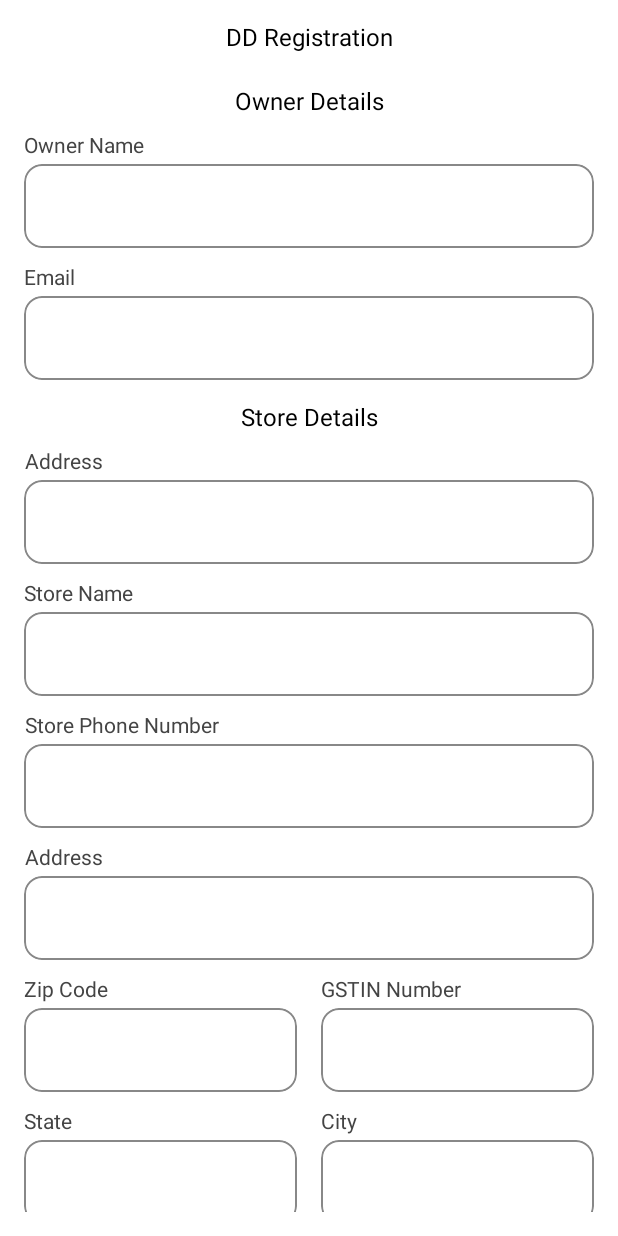
After one commit to lokeshrao/Snapbilling_DD, an Android app built with Jetpack Compose: the composable RegisterScreen called with empty values, on a phone screen of 412 x 824 dp. The commit adds this screen. Run offline under Robolectric (Android 15) with nearby library versions, the phone set to English and light mode, and no system bars; our stand-ins replace Dagger/Hilt's generated code.

Commit message:
added registration page

```diff
--- a/app/src/main/java/com/snapbizz/axis/navigation/NavHost.kt
+++ b/app/src/main/java/com/snapbizz/axis/navigation/NavHost.kt
@@ -6,6 +6,7 @@ import androidx.navigation.compose.composable
 import androidx.navigation.compose.rememberNavController
 import com.snapbizz.axis.HomeScreen
 import com.snapbizz.onboarding.registration.OtpScreen
+import com.snapbizz.onboarding.registration.RegisterScreen
 
 @Composable
 fun Navigation(startingDestination: Screen) {
@@ -13,12 +14,27 @@ fun Navigation(startingDestination: Screen) {
     var startingPage = startingDestination
     NavHost(navController = navController, startDestination = startingPage.route) {
         composable(Screen.OTP.route) {
-            OtpScreen()
+            OtpScreen(onNavigateToRegister = { userData ->
+                navController.navigate(Screen.REGISTER.route.replace("{userJson}", userData)) {
+                    popUpTo(Screen.OTP.route) { inclusive = true }
+                    launchSingleTop = true
+                }
+            })
         }
         composable(Screen.HOME.route) {
             HomeScreen {
                 navController.navigate(Screen.OTP.route)
             }
         }
+        composable(Screen.REGISTER.route) { backStackEntry ->
+            val userJson = backStackEntry.arguments?.getString("userJson")!!
+            RegisterScreen(userJson, onNavigateToLogin = {
+                navController.navigate(Screen.LOGIN.route) {
+                    popUpTo(Screen.REGISTER.route) { inclusive = true }
+                    launchSingleTop = true
+                    startingPage = Screen.LOGIN
+                }
+            })
+        }
     }
 }
--- a/onboarding/build.gradle.kts
+++ b/onboarding/build.gradle.kts
@@ -45,6 +45,7 @@ dependencies {
     implementation(libs.androidx.appcompat)
     implementation(libs.material)
     implementation(libs.androidx.runtime.android)
+    implementation(libs.androidx.foundation.android)
     testImplementation(libs.junit)
     androidTestImplementation(libs.androidx.junit)
     androidTestImplementation(libs.androidx.espresso.core)
--- a/onboarding/src/main/java/com/snapbizz/onboarding/OtpViewModel.kt
+++ b/onboarding/src/main/java/com/snapbizz/onboarding/OnBoardingViewModel.kt
@@ -6,16 +6,16 @@ import androidx.lifecycle.viewModelScope
 import com.snapbizz.core.utils.DispatcherProvider
 import com.snapbizz.core.utils.ResourceProvider
 import com.snapbizz.core.utils.SnapCommonUtils
+import com.snapbizz.onboarding.data.OnboardingRepositoryImpl
+import com.snapbizz.onboarding.data.StoreDetailsResponse
 import dagger.hilt.android.lifecycle.HiltViewModel
 import kotlinx.coroutines.flow.MutableStateFlow
 import kotlinx.coroutines.flow.StateFlow
 import kotlinx.coroutines.launch
-import retrofit2.Retrofit
 import javax.inject.Inject
 
 @HiltViewModel
-class OtpViewModel @Inject constructor(
-    private val retrofit: Lazy<Retrofit?>,
+class OnBoardingViewModel @Inject constructor(
     private val dispatcherProvider: DispatcherProvider,
     private val resourceProvider: ResourceProvider,
     val onBoardingRepo: OnboardingRepositoryImpl
@@ -160,6 +160,7 @@ class OtpViewModel @Inject constructor(
             if (it.isSuccess) {
                 _storeDetails.value = result.getOrNull()
                 _isVerified.value = true
+                _message.value = result.getOrNull()?.status
 
             } else {
                 if (it.exceptionOrNull()?.message?.contains(resourceProvider.getString(R.string.registration_error)) == true) {
--- a/onboarding/src/main/java/com/snapbizz/onboarding/OnboardingApiProvider.kt
+++ b/onboarding/src/main/java/com/snapbizz/onboarding/apiService/OnboardingApiProvider.kt
@@ -1,4 +1,4 @@
-package com.snapbizz.onboarding
+package com.snapbizz.onboarding.apiService
 
 import com.snapbizz.common.config.SnapThemeConfig
 import dagger.Module
--- /dev/null
+++ b/onboarding/src/main/java/com/snapbizz/onboarding/apiService/OnboardingApiService.kt
@@ -0,0 +1,25 @@
+package com.snapbizz.onboarding.apiService
+
+import com.snapbizz.onboarding.data.ApiDeviceRegistrationInput
+import com.snapbizz.onboarding.data.ApiGenerateOTPInputDetails
+import com.snapbizz.onboarding.data.ExistingStoreResponse
+import com.snapbizz.onboarding.data.GenerateStoreOTPAPIResponse
+import com.snapbizz.onboarding.data.StoreDetailsResponse
+import retrofit2.Call
+import retrofit2.http.Body
+import retrofit2.http.GET
+import retrofit2.http.POST
+import retrofit2.http.Path
+
+interface OnboardingApiService {
+    @POST("otp_generation")
+    fun generateOtp(@Body otpGenerationInput: ApiGenerateOTPInputDetails?): Call<GenerateStoreOTPAPIResponse?>?
+
+    @POST("device_registration")
+    fun verify(@Body verifyOtp: ApiDeviceRegistrationInput?): Call<StoreDetailsResponse?>?
+
+    @GET("store/{phone}/{deviceId}")
+    fun checkExistingStore(
+        @Path("phone") phone: Long, @Path("deviceId") deviceId: String?
+    ): Call<ExistingStoreResponse?>?
+}
--- a/onboarding/src/main/java/com/snapbizz/onboarding/OnBoardingModels.kt
+++ b/onboarding/src/main/java/com/snapbizz/onboarding/data/OnBoardingModels.kt
@@ -1,4 +1,4 @@
-package com.snapbizz.onboarding
+package com.snapbizz.onboarding.data
 
 import com.google.gson.annotations.SerializedName
 import com.snapbizz.core.database.entities.Category
--- a/onboarding/src/main/java/com/snapbizz/onboarding/OnboardingRepository.kt
+++ b/onboarding/src/main/java/com/snapbizz/onboarding/data/OnboardingRepository.kt
@@ -1,9 +1,11 @@
-package com.snapbizz.onboarding
+package com.snapbizz.onboarding.data
 
 import android.os.Build
 import com.snapbizz.core.utils.ResourceProvider
 import com.snapbizz.core.utils.SnapConstants.DEVICE_TYPE
 import com.snapbizz.core.utils.SnapConstants.STORE_TYPE
+import com.snapbizz.onboarding.R
+import com.snapbizz.onboarding.apiService.OnboardingApiService
 import javax.inject.Inject
 
 class OnboardingRepositoryImpl @Inject constructor(
--- a/onboarding/src/main/java/com/snapbizz/onboarding/registration/OtpScreen.kt
+++ b/onboarding/src/main/java/com/snapbizz/onboarding/registration/OtpScreen.kt
@@ -12,26 +12,21 @@ import androidx.compose.ui.Alignment
 import androidx.compose.ui.Modifier
 import androidx.compose.ui.graphics.Color
 import androidx.compose.ui.platform.LocalContext
-import androidx.compose.ui.res.painterResource
-import androidx.compose.ui.res.stringResource
-import androidx.compose.ui.text.input.ImeAction
-import androidx.compose.ui.text.input.KeyboardType
 import androidx.compose.ui.text.style.TextAlign
-import com.snapbizz.ui.snapComponents.SnapText
 import androidx.hilt.navigation.compose.hiltViewModel
-import androidx.lifecycle.viewmodel.compose.viewModel
-import com.snapbizz.common.config.SnapThemeConfig
+import com.google.gson.Gson
+import com.snapbizz.core.utils.Dimens.paddingLarge
 import com.snapbizz.core.utils.Dimens.paddingMedium
 import com.snapbizz.core.utils.Dimens.paddingSmall
-import com.snapbizz.core.utils.SnapCommonUtils
 import com.snapbizz.core.utils.showMessage
-import com.snapbizz.onboarding.OtpViewModel
+import com.snapbizz.onboarding.OnBoardingViewModel
 import com.snapbizz.ui.snapComponents.SnapButton
 import com.snapbizz.ui.snapComponents.SnapEditText
+import com.snapbizz.ui.snapComponents.SnapText
 import com.snapbizz.ui.theme.SnapTextStyle
 
 @Composable
-fun OtpScreen(viewModel: OtpViewModel = hiltViewModel()) {
+fun OtpScreen(onNavigateToRegister: (String) -> Unit,viewModel: OnBoardingViewModel = hiltViewModel()) {
     val isOtpSent by viewModel.isOtpSent.collectAsState()
     val deviceId by viewModel.deviceId.collectAsState()
     val isLoading by viewModel.loading.collectAsState()
@@ -45,11 +40,11 @@ fun OtpScreen(viewModel: OtpViewModel = hiltViewModel()) {
         viewModel.getDeviceId(context)
     }
 
-//    LaunchedEffect(isVerified) {
-//        if (isVerified) {
-//            onNavigateToRegister(Gson().toJson(viewModel.storeDetails.value))
-//        }
-//    }
+    LaunchedEffect(isVerified) {
+        if (isVerified) {
+            onNavigateToRegister(Gson().toJson(viewModel.storeDetails.value))
+        }
+    }
 
     LaunchedEffect(errorMessage) {
         errorMessage?.let {
@@ -64,13 +59,12 @@ fun OtpScreen(viewModel: OtpViewModel = hiltViewModel()) {
 
         Column(
             modifier = Modifier
-                .weight(1f)
-                .padding(paddingMedium),
+                .padding(paddingMedium).weight(1f),
             horizontalAlignment = Alignment.CenterHorizontally
         ) {
-            SnapText(text = "Enter Phone")
             SnapEditText(
                 value = phoneNo,
+                label = "Enter Phone",
                 onValueChange = {
                     if (it.length <= 10) {
                         viewModel.setPhoneNo(it)
@@ -82,9 +76,9 @@ fun OtpScreen(viewModel: OtpViewModel = hiltViewModel()) {
             )
 
             if (isOtpSent) {
-                SnapText(text = "Enter Otp")
                 SnapEditText(
                     value = otp,
+                    label = "Enter Otp",
                     onValueChange = { viewModel.setOtp(it) },
                     modifier = Modifier
                         .fillMaxWidth()
@@ -109,8 +103,8 @@ fun OtpScreen(viewModel: OtpViewModel = hiltViewModel()) {
             fontSize = SnapTextStyle.Default.fontSize,
             modifier = Modifier
                 .fillMaxWidth()
-                .padding(paddingMedium),
-            textAlign = TextAlign.Left
+                .padding(paddingLarge),
+            textAlign = TextAlign.Left,
         )
     }
 }
--- /dev/null
+++ b/onboarding/src/main/java/com/snapbizz/onboarding/registration/RegisterScreen.kt
@@ -0,0 +1,187 @@
+package com.snapbizz.onboarding.registration
+
+import androidx.compose.foundation.layout.Column
+import androidx.compose.foundation.layout.Row
+import androidx.compose.foundation.layout.Spacer
+import androidx.compose.foundation.layout.fillMaxSize
+import androidx.compose.foundation.layout.fillMaxWidth
+import androidx.compose.foundation.layout.padding
+import androidx.compose.foundation.layout.width
+import androidx.compose.foundation.rememberScrollState
+import androidx.compose.foundation.verticalScroll
+import androidx.compose.runtime.Composable
+import androidx.compose.runtime.LaunchedEffect
+import androidx.compose.runtime.collectAsState
+import androidx.compose.runtime.getValue
+import androidx.compose.runtime.mutableStateOf
+import androidx.compose.runtime.saveable.rememberSaveable
+import androidx.compose.runtime.setValue
+import androidx.compose.ui.Modifier
+import androidx.compose.ui.platform.LocalContext
+import androidx.compose.ui.res.stringResource
+import androidx.compose.ui.text.style.TextAlign
+import androidx.hilt.navigation.compose.hiltViewModel
+import com.google.gson.Gson
+import com.snapbizz.core.utils.Dimens.paddingMedium
+import com.snapbizz.core.utils.Dimens.paddingSmall
+import com.snapbizz.core.utils.showMessage
+import com.snapbizz.onboarding.OnBoardingViewModel
+import com.snapbizz.onboarding.R
+import com.snapbizz.onboarding.data.StoreDetailsResponse
+import com.snapbizz.ui.snapComponents.SnapButton
+import com.snapbizz.ui.snapComponents.SnapEditText
+import com.snapbizz.ui.snapComponents.SnapText
+import com.snapbizz.ui.theme.SnapTextStyle
+
+@Composable
+fun RegisterScreen(userJson: String, onNavigateToLogin: () -> Unit) {
+    val viewModel = hiltViewModel<OnBoardingViewModel>()
+    val isLoading by viewModel.loading.collectAsState()
+    LaunchedEffect(userJson) {
+        viewModel.setLoader(true)
+        userJson.let { Gson().fromJson(it, StoreDetailsResponse::class.java) }.let { storeDetails ->
+            viewModel.setStoreDetails(storeDetails)
+            viewModel.setLoader(false)
+        }
+    }
+    val storeDetails by viewModel.storeDetails.collectAsState()
+    val error by viewModel.error.collectAsState()
+    //val syncMessages by viewModel.syncMessages.collectAsState()
+
+    val scrollState = rememberScrollState()
+    var isAgreed by rememberSaveable { mutableStateOf(false) }
+    //val posID by viewModel.posId.collectAsState()
+    var showAgreementDialog by rememberSaveable {
+        mutableStateOf(false)
+    }
+    val context = LocalContext.current
+
+    LaunchedEffect(error) {
+        error?.let {
+            context.showMessage(it)
+            viewModel.clearError()
+        }
+    }
+    Column(
+        modifier = Modifier
+            .fillMaxSize()
+            .padding(paddingMedium)
+    ) {
+        SnapText(
+            text = stringResource(id = R.string.registration_title),
+            fontSize = SnapTextStyle.Default.fontSize,
+            modifier = Modifier
+                .fillMaxWidth()
+                .padding(bottom = paddingMedium),
+            textAlign = TextAlign.Center
+        )
+
+        Column(
+            modifier = Modifier
+                .fillMaxSize()
+                .verticalScroll(scrollState)
+        ) {
+            SectionTitle(stringResource(id = R.string.owner_details))
+
+            InfoField(label = stringResource(id = R.string.owner_name), value = storeDetails?.retailerDetails?.name)
+            InfoField(label = stringResource(id = R.string.email), value = storeDetails?.retailerDetails?.email)
+
+            SectionTitle(stringResource(id = R.string.store_details))
+
+            InfoField(label = stringResource(id = R.string.address), value = storeDetails?.storeDetails?.address)
+            InfoField(label = stringResource(id = R.string.store_name), value = storeDetails?.storeDetails?.name)
+            InfoField(
+                label = stringResource(id = R.string.store_phone_number), value = storeDetails?.storeDetails?.phone?.toString()
+            )
+            InfoField(label = stringResource(id = R.string.address), value = storeDetails?.storeDetails?.address)
+
+            Row(modifier = Modifier.fillMaxWidth()) {
+                InfoField(
+                    label = stringResource(id = R.string.zip_code),
+                    value = storeDetails?.storeDetails?.pincode?.toString(),
+                    modifier = Modifier
+                        .weight(1f)
+                        .padding(end = paddingSmall)
+                )
+                InfoField(
+                    label = stringResource(id = R.string.gstin_number),
+                    value = storeDetails?.storeDetails?.tin?.toString(),
+                    modifier = Modifier
+                        .weight(1f)
+                        .padding(start = paddingSmall)
+                )
+            }
+
+            Row(modifier = Modifier.fillMaxWidth()) {
+                InfoField(
+                    label = stringResource(id = R.string.state),
+                    value = storeDetails?.storeDetails?.state,
+                    modifier = Modifier
+                        .weight(1f)
+                        .padding(end = paddingSmall)
+                )
+                InfoField(
+                    label = stringResource(id = R.string.city),
+                    value = storeDetails?.storeDetails?.city,
+                    modifier = Modifier
+                        .weight(1f)
+                        .padding(start = paddingSmall)
+                )
+            }
+
+            //InfoField(label = stringResource(id = R.string.pos_id), value = posID.toString())
+            Row {
+                //Checkbox(checked = isAgreed, onCheckedChange = { showAgreementDialog = true })
+                Spacer(modifier = Modifier.width(paddingSmall))
+                SnapText(text = stringResource(id = R.string.check_agreement))
+//                if (showAgreementDialog) {
+//                    HPHDialog(header = stringResource(id = R.string.terms),
+//                        message = stringResource(id = R.string.agreement_string),
+//                        onDismissRequest = { showAgreementDialog = false },
+//                        confirmButtonText = stringResource(id = R.string.accept),
+//                        dismissButtonText = stringResource(id = R.string.reject),
+//                        onConfirm = { isAgreed = true },
+//                        onDismiss = { isAgreed = false })
+//                }
+            }
+            SnapButton(
+                modifier = Modifier
+                    .fillMaxWidth()
+                    .padding(top = paddingSmall),
+                text = stringResource(id = R.string.proceed),
+                onClick = {
+//                    HPHCommonUtils.isInternetAvailable(context) {
+//                        viewModel.doDownloadSync {
+//                            onNavigateToLogin()
+//                        }
+//                    }
+                }
+            )
+        }
+    }
+//    if (isLoading) {
+//        HPHProgressDialog(syncMessages)
+//    }
+}
+
+@Composable
+fun SectionTitle(title: String) {
+    SnapText(
+        text = title,
+        fontSize = SnapTextStyle.Default.fontSize,
+        modifier = Modifier
+            .fillMaxWidth()
+            .padding(vertical = paddingSmall)
+    )
+}
+
+@Composable
+fun InfoField(label: String, value: String?, modifier: Modifier = Modifier) {
+    SnapEditText(
+        value = value ?: "",
+        label = label,
+        modifier = modifier
+            .fillMaxWidth()
+            .padding(bottom = paddingSmall)
+    )
+}
--- a/onboarding/src/main/res/values/strings.xml
+++ b/onboarding/src/main/res/values/strings.xml
@@ -18,5 +18,21 @@
     <string name="otp_sent">Otp Sent Successfully</string>
 
     <string name="registration_error_prefix">Registration Error</string>
+    <string name="registration_title">DD Registration</string>
+    <string name="owner_details">Owner Details</string>
+    <string name="owner_name">Owner Name</string>
+    <string name="email">Email</string>
+    <string name="store_details">Store Details</string>
+    <string name="address">Address</string>
+    <string name="store_name">Store Name</string>
+    <string name="store_phone_number">Store Phone Number</string>
+    <string name="zip_code">Zip Code</string>
+    <string name="gstin_number">GSTIN Number</string>
+    <string name="state">State</string>
+    <string name="city">City</string>
+    <string name="pos_id">POS ID</string>
+    <string name="proceed">Proceed</string>
+    <string name="central_portal_token">Unable to get token</string>
+    <string name="check_agreement">Click checkbox to indicate that you have read and agree to the terms presented in the Terms and Conditions agreement</string>
 
 </resources>
--- a/ui/src/main/java/com/snapbizz/ui/snapComponents/SnapEditText.kt
+++ b/ui/src/main/java/com/snapbizz/ui/snapComponents/SnapEditText.kt
@@ -24,7 +24,7 @@ import com.snapbizz.common.config.SnapThemeConfig
 @Composable
 fun SnapEditText(
     value: String,
-    onValueChange: (String) -> Unit,
+    onValueChange: ((String) -> Unit)?=null,
     modifier: Modifier = Modifier,
     label: String? = null,
     hint: String = "",
@@ -89,7 +89,7 @@ fun SnapEditText(
                         value = textState,
                         onValueChange = {
                             textState = it
-                            onValueChange(it)
+                            onValueChange?.invoke(it)
                         },
                         textStyle = TextStyle(fontSize = 16.sp, color = textColor),
                         modifier = Modifier.fillMaxWidth(),
--- a/ui/src/main/java/com/snapbizz/ui/snapComponents/SnapText.kt
+++ b/ui/src/main/java/com/snapbizz/ui/snapComponents/SnapText.kt
@@ -9,12 +9,13 @@ import androidx.compose.ui.text.font.FontWeight
 import androidx.compose.ui.text.style.TextAlign
 import androidx.compose.ui.unit.TextUnit
 import androidx.compose.ui.unit.sp
+import com.snapbizz.common.config.SnapThemeConfig
 
 @Composable
 fun SnapText(
     text: String,
     modifier: Modifier = Modifier,
-    color: Color = Color.White,
+    color: Color = SnapThemeConfig.Text,
     fontSize: TextUnit = 16.sp,
     textAlign: TextAlign = TextAlign.Center,
     fontWeight: FontWeight = FontWeight.Normal
```
